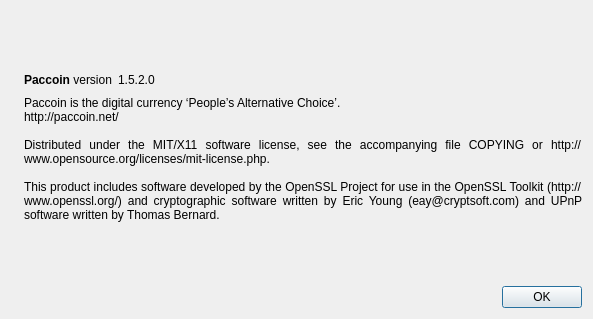
Old version of the form src/qt/forms/aboutdialog.ui in the repository wmcorless/paccoin.
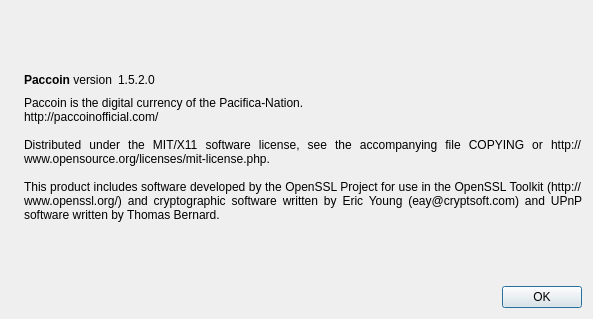
New version of the form. Icons and pictures are not drawn.

```diff
--- a/src/qt/forms/aboutdialog.ui
+++ b/src/qt/forms/aboutdialog.ui
@@ -91,8 +91,8 @@
         <cursorShape>IBeamCursor</cursorShape>
        </property>
        <property name="text">
-        <string>Paccoin is the digital currency ‘People’s Alternative Choice’.
-http://paccoin.net/ 
+        <string>Paccoin is the digital currency of the Pacifica-Nation.
+http://paccoinofficial.com/ 
 
 Distributed under the MIT/X11 software license, see the accompanying file COPYING or http://www.opensource.org/licenses/mit-license.php.
 
```
